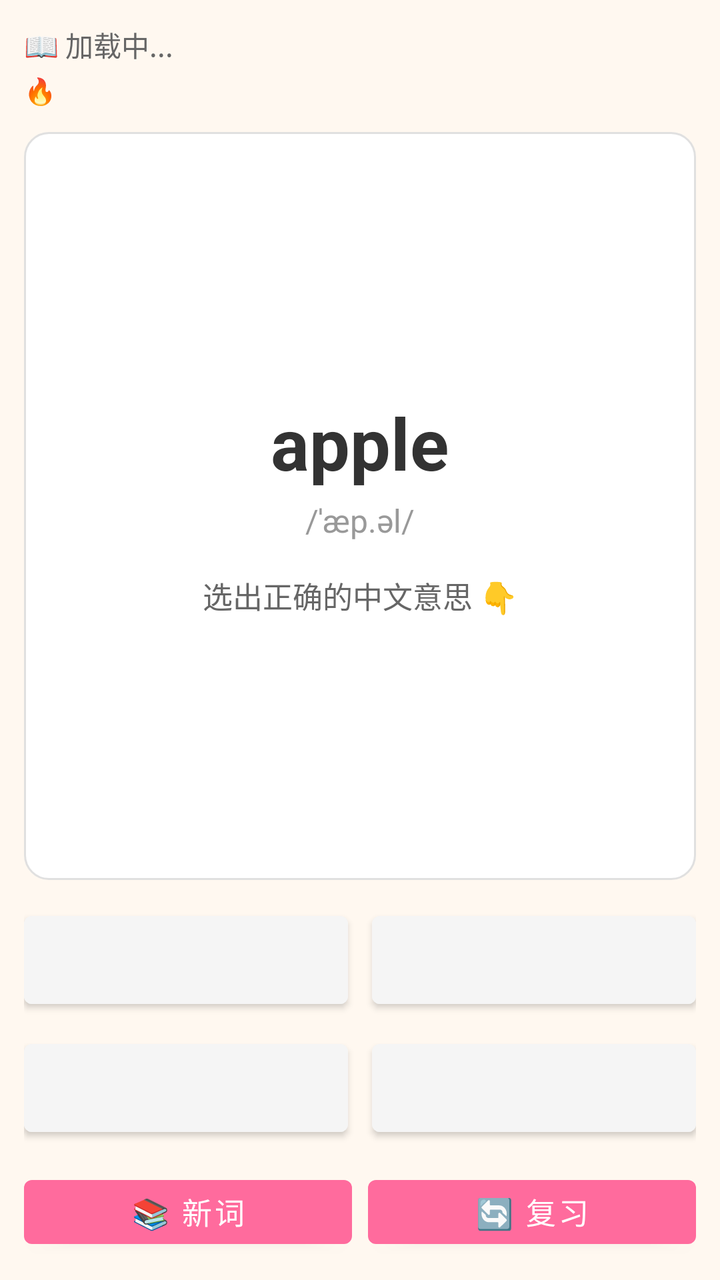
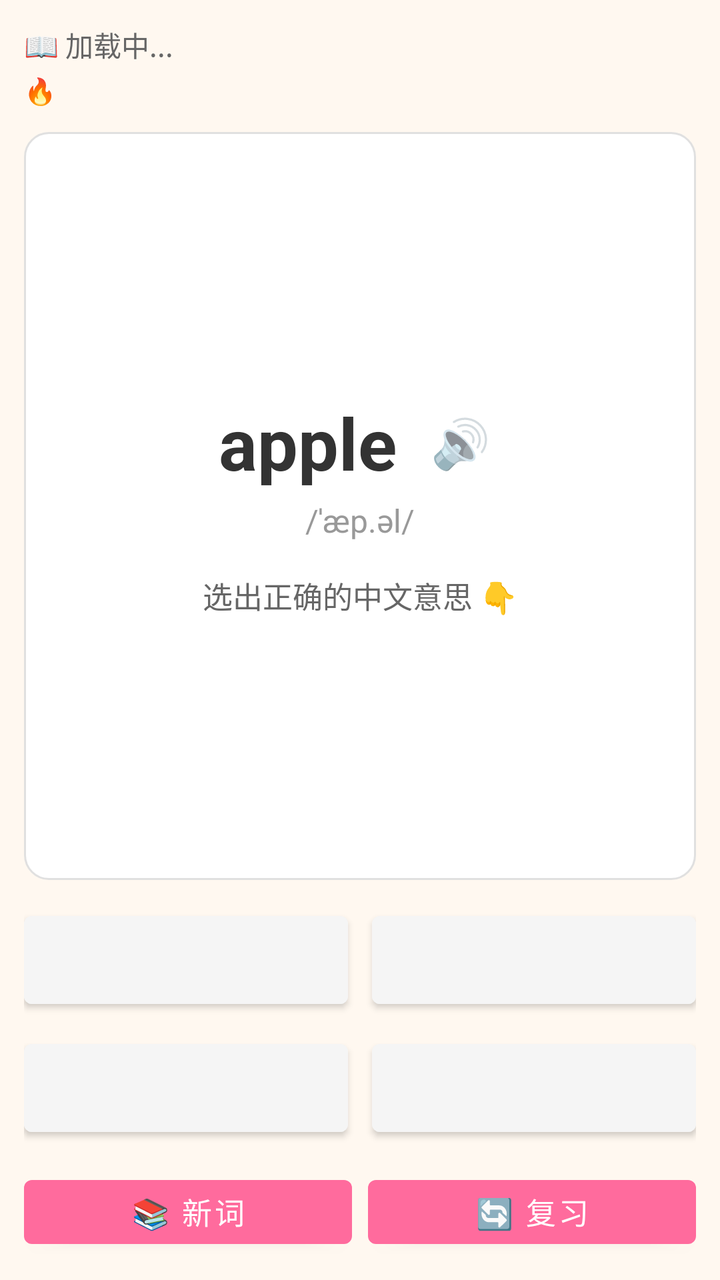

Two renders of the same Android screen: before a commit and after it. Below are the layout's source before the change and the commit's diff.
<!-- AndroidManifest.xml: application theme Theme.HabitTracker -->
<!-- res/layout/fragment_word.xml -->
<?xml version="1.0" encoding="utf-8"?>
<LinearLayout xmlns:android="http://schemas.android.com/apk/res/android"
    android:layout_width="match_parent"
    android:layout_height="match_parent"
    android:orientation="vertical"
    android:padding="12dp"
    android:background="#FFF8F0">

    <TextView
        android:id="@+id/tv_word_stats"
        android:layout_width="match_parent"
        android:layout_height="wrap_content"
        android:text="📖 加载中..."
        android:textSize="14sp"
        android:textColor="#666666"
        android:layout_marginBottom="4dp" />

    <TextView
        android:id="@+id/tv_streak"
        android:layout_width="match_parent"
        android:layout_height="wrap_content"
        android:text="🔥 "
        android:textSize="13sp"
        android:textColor="#FF6B35"
        android:layout_marginBottom="12dp" />

    
    <LinearLayout
        android:layout_width="match_parent"
        android:layout_height="0dp"
        android:layout_weight="1"
        android:orientation="vertical"
        android:gravity="center"
        android:background="@drawable/card_background"
        android:padding="20dp"
        android:layout_marginBottom="12dp">

        <TextView
            android:id="@+id/tv_word_display"
            android:layout_width="wrap_content"
            android:layout_height="wrap_content"
            android:text="apple"
            android:textSize="36sp"
            android:textStyle="bold"
            android:textColor="#333333"
            android:gravity="center" />

        <TextView
            android:id="@+id/tv_phonetic"
            android:layout_width="wrap_content"
            android:layout_height="wrap_content"
            android:text="/ˈæp.əl/"
            android:textSize="16sp"
            android:textColor="#999999"
            android:layout_marginTop="4dp" />

        <TextView
            android:id="@+id/tv_prompt"
            android:layout_width="wrap_content"
            android:layout_height="wrap_content"
            android:text="选出正确的中文意思 👇"
            android:textSize="15sp"
            android:textColor="#666666"
            android:layout_marginTop="16dp" />

    </LinearLayout>

    
    <LinearLayout
        android:layout_width="match_parent"
        android:layout_height="wrap_content"
        android:orientation="horizontal"
        android:gravity="center"
        android:layout_marginBottom="8dp">

        <Button
            android:id="@+id/btn_option_1"
            android:layout_width="0dp"
            android:layout_height="56dp"
            android:layout_weight="1"
            android:layout_marginEnd="6dp"
            android:textSize="16sp"
            android:textColor="#333333"
            android:backgroundTint="#F5F5F5"
            android:textAllCaps="false" />

        <Button
            android:id="@+id/btn_option_2"
            android:layout_width="0dp"
            android:layout_height="56dp"
            android:layout_weight="1"
            android:layout_marginStart="6dp"
            android:textSize="16sp"
            android:textColor="#333333"
            android:backgroundTint="#F5F5F5"
            android:textAllCaps="false" />
    </LinearLayout>

    <LinearLayout
        android:layout_width="match_parent"
        android:layout_height="wrap_content"
        android:orientation="horizontal"
        android:gravity="center"
        android:layout_marginBottom="8dp">

        <Button
            android:id="@+id/btn_option_3"
            android:layout_width="0dp"
            android:layout_height="56dp"
            android:layout_weight="1"
            android:layout_marginEnd="6dp"
            android:textSize="16sp"
            android:textColor="#333333"
            android:backgroundTint="#F5F5F5"
            android:textAllCaps="false" />

        <Button
            android:id="@+id/btn_option_4"
            android:layout_width="0dp"
            android:layout_height="56dp"
            android:layout_weight="1"
            android:layout_marginStart="6dp"
            android:textSize="16sp"
            android:textColor="#333333"
            android:backgroundTint="#F5F5F5"
            android:textAllCaps="false" />
    </LinearLayout>

    
    <LinearLayout
        android:layout_width="match_parent"
        android:layout_height="wrap_content"
        android:orientation="horizontal"
        android:layout_marginTop="4dp">

        <Button
            android:id="@+id/btn_new_words"
            android:layout_width="0dp"
            android:layout_height="44dp"
            android:layout_weight="1"
            android:text="📚 新词"
            android:textSize="15sp"
            android:layout_marginEnd="4dp"
            android:textAllCaps="false" />

        <Button
            android:id="@+id/btn_review"
            android:layout_width="0dp"
            android:layout_height="44dp"
            android:layout_weight="1"
            android:text="🔄 复习"
            android:textSize="15sp"
            android:layout_marginStart="4dp"
            android:textAllCaps="false" />
    </LinearLayout>

</LinearLayout>
<!-- resources referenced by this layout -->
<resources>
  <!-- drawable card_background (drawable) -->
  <?xml version="1.0" encoding="utf-8"?>
  <shape xmlns:android="http://schemas.android.com/apk/res/android"
      android:shape="rectangle">
      <solid android:color="@color/white" />
      <corners android:radius="12dp" />
      <stroke android:width="1dp" android:color="#E0E0E0" />
  </shape>
  <style name="Theme.HabitTracker" parent="Theme.MaterialComponents.Light.NoActionBar">
          <item name="colorPrimary">@color/child_pink</item>
          <item name="colorPrimaryVariant">@color/child_pink_light</item>
          <item name="colorOnPrimary">@color/white</item>
          <item name="colorSecondary">@color/child_green</item>
          <item name="android:statusBarColor">@color/child_pink_light</item>
      </style>
  <color name="white">#FFFFFF</color>
  <color name="child_pink">#FF6B9D</color>
  <color name="child_pink_light">#FFF0F5</color>
  <color name="child_green">#4CAF50</color>
</resources>

<!-- the commit's change to res/layout/fragment_word.xml (unified diff, before → after) -->
@@ -35,15 +35,36 @@
         android:padding="20dp"
         android:layout_marginBottom="12dp">
 
-        <TextView
-            android:id="@+id/tv_word_display"
+        <LinearLayout
             android:layout_width="wrap_content"
             android:layout_height="wrap_content"
-            android:text="apple"
-            android:textSize="36sp"
-            android:textStyle="bold"
-            android:textColor="#333333"
-            android:gravity="center" />
+            android:orientation="horizontal"
+            android:gravity="center">
+
+            <TextView
+                android:id="@+id/tv_word_display"
+                android:layout_width="wrap_content"
+                android:layout_height="wrap_content"
+                android:text="apple"
+                android:textSize="36sp"
+                android:textStyle="bold"
+                android:textColor="#333333"
+                android:gravity="center" />
+
+            <TextView
+                android:id="@+id/btn_speak"
+                android:layout_width="40dp"
+                android:layout_height="40dp"
+                android:text="🔊"
+                android:textSize="24sp"
+                android:gravity="center"
+                android:clickable="true"
+                android:focusable="true"
+                android:layout_marginStart="12dp"
+                android:background="?attr/selectableItemBackgroundBorderless"
+                android:contentDescription="朗读" />
+
+        </LinearLayout>
 
         <TextView
             android:id="@+id/tv_phonetic"
